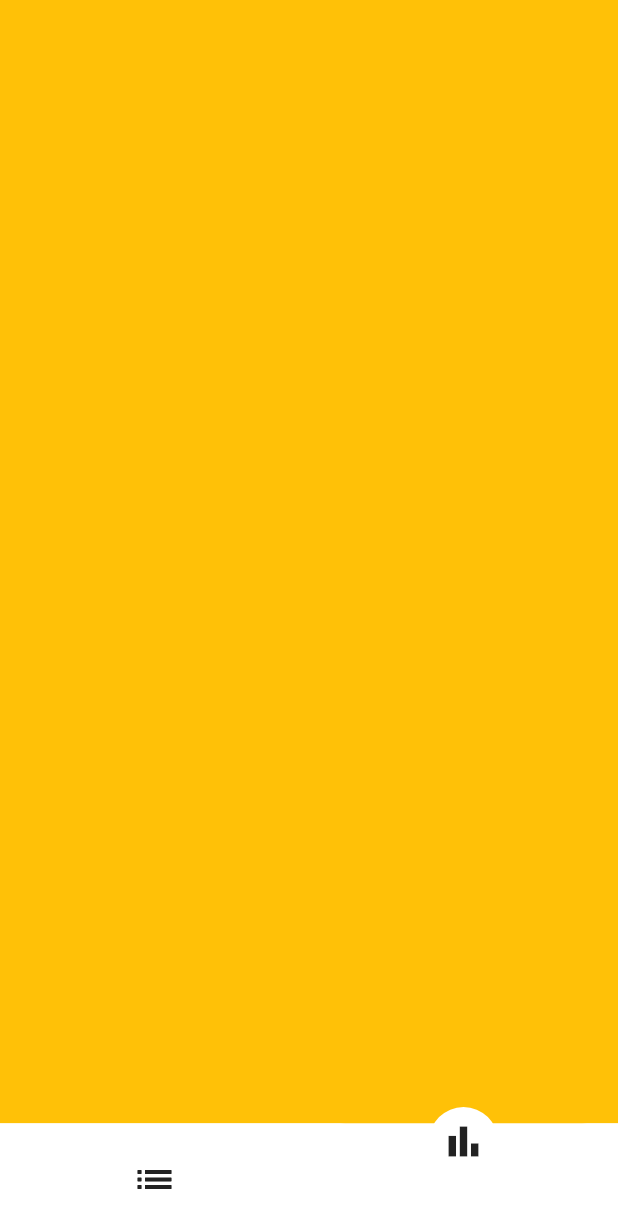
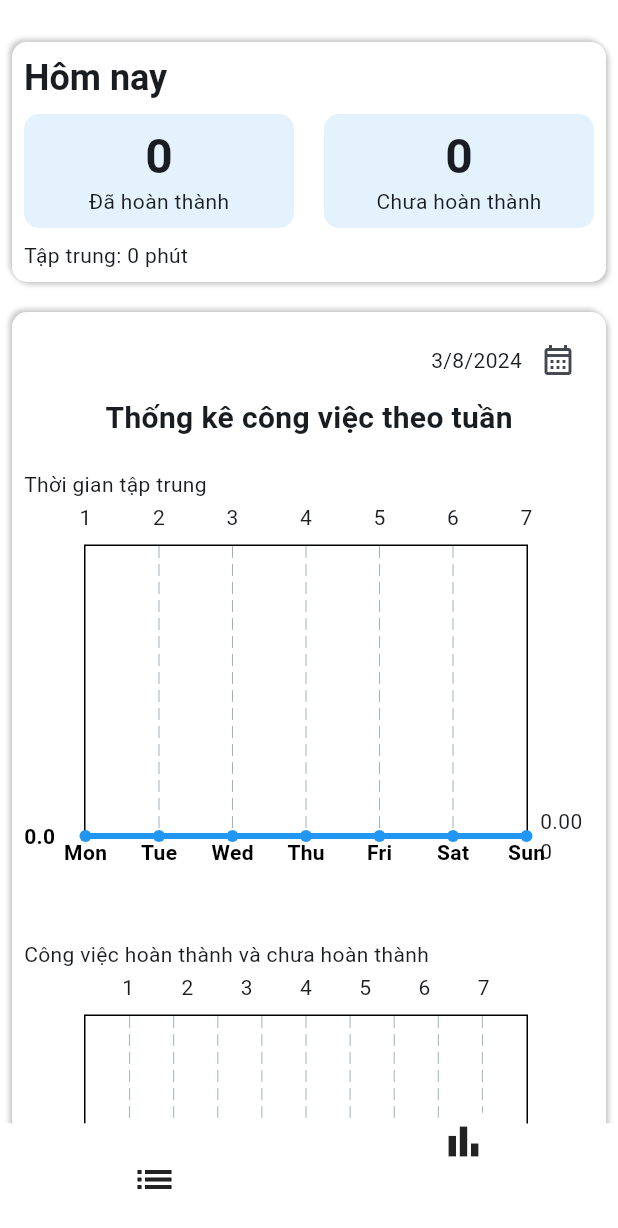
Before and after one commit to hiuhuyn/pomodoro-app, a Flutter app: the screen it shows after launch, swiped to page 2, on a phone screen of 412 x 824 dp. Shown: the top 1228 px of the screen. Run offline on Flutter 3.47's test engine with Material 3 defaults, Android fonts, the phone set to English and light mode, and no system bars; drawn by our look-alikes of curved_navigation_bar, fl_chart; our stand-ins replace equatable, get_it, sqflite; missing offline and left inert: omni_datetime_picker; accounts and stored records are empty.

Commit message:
update statistics

```diff
--- a/lib/core/unit.dart
+++ b/lib/core/unit.dart
@@ -1,6 +1,8 @@
-String formatDate(DateTime? date) {
+String formatDate(DateTime? date, {bool isYear = false}) {
   if (date == null) return '';
-
+  if (isYear) {
+    return '${date.day}/${date.month}/${date.year}';
+  }
   return '${date.day}/${date.month}';
 }
 
--- a/lib/main.dart
+++ b/lib/main.dart
@@ -3,6 +3,7 @@ import 'package:pomodoro_focus/core/route/route_generate.dart';
 import 'package:pomodoro_focus/core/route/route_name.dart';
 import 'package:pomodoro_focus/repositorys/repository_local.dart';
 import 'package:pomodoro_focus/set_up.dart';
+import 'package:pomodoro_focus/views/screens/statistics_screen/statistics_screen_viewmodel.dart';
 import 'package:provider/provider.dart';
 
 import 'views/screens/task_management/task_management_screen_viewmodel.dart';
@@ -23,6 +24,8 @@ class MyApp extends StatelessWidget {
         ChangeNotifierProvider(
             create: (_) =>
                 TaskManagementScreenViewmodel(getIt<TaskRepository>())),
+        ChangeNotifierProvider(
+            create: (_) => StatisticsScreenViewModel(getIt<TaskRepository>())),
       ],
       child: MaterialApp(
         debugShowCheckedModeBanner: false,
--- a/lib/model/task.dart
+++ b/lib/model/task.dart
@@ -18,7 +18,7 @@ class Task extends Equatable {
   String? title;
   String? description;
   List<Todo> subTask = [];
-  bool? isCompleted;
+  bool isCompleted;
 
   // lặp lại
   RepeatType repeatType;
@@ -29,24 +29,23 @@ class Task extends Equatable {
   DateTime? startDate; // ngày bắt đầu
   DateTime? endDate; // ngày hết hạn
 
-  int? focusTime; // Thời gian tập chung
-  int? goalTime;
+  int focusTime; // Thời gian tập chung
+  int goalTime;
   Task({
     this.id,
     this.title,
     this.description,
     List<Todo>? subTask,
-    this.isCompleted,
+    this.isCompleted = false,
     this.repeatType = RepeatType.none,
     this.repeatDaysOfWeek,
     this.repeatDayOfMonth,
     this.startDate,
     this.endDate,
-    this.focusTime,
-    this.goalTime,
+    this.focusTime = 0,
+    this.goalTime = 0,
   }) {
     this.subTask = subTask ?? [];
-    isCompleted ??= false;
   }
 
   @override
@@ -131,8 +130,8 @@ class Task extends Equatable {
       endDate: map['endDate'] != null
           ? DateTime.fromMillisecondsSinceEpoch(map['endDate'] as int)
           : null,
-      focusTime: map['focusTime'],
-      goalTime: map['goalTime'],
+      focusTime: map['focusTime'] ?? 0,
+      goalTime: map['goalTime'] ?? 0,
     );
   }
 
--- a/lib/views/screens/home/home_screen.dart
+++ b/lib/views/screens/home/home_screen.dart
@@ -1,5 +1,6 @@
 import 'package:curved_navigation_bar/curved_navigation_bar.dart';
 import 'package:flutter/material.dart';
+import 'package:pomodoro_focus/views/screens/statistics_screen/statistics_screen.dart';
 import 'package:pomodoro_focus/views/screens/task_management/task_management_screen.dart';
 import 'package:pomodoro_focus/views/screens/task_management/task_management_screen_viewmodel.dart';
 import 'package:provider/provider.dart';
@@ -33,9 +34,7 @@ class _HomeScreenState extends State<HomeScreen> {
           controller: _pageController,
           children: [
             const TaskManagementScreen(),
-            Container(
-              color: Colors.amber,
-            ),
+            StatisticsScreen(),
           ],
         ),
       ),
--- a/lib/views/screens/pomofocus/pomofocus_page_model.dart
+++ b/lib/views/screens/pomofocus/pomofocus_page_model.dart
@@ -97,10 +97,13 @@ class PomofocusPageModel extends ChangeNotifier {
       (timer) {
         if (currentSeconds == 0) {
           if (currentMinutes == 0) {
-            if (!isBreak) {
+            if (!_isBreak) {
               _saveFocusTime(context);
+              _currentPomodoroNumber++;
             }
             stopTimer(reset: true);
+            ScaffoldMessenger.of(context)
+                .showSnackBar(const SnackBar(content: Text("Kết thúc phiên")));
           } else {
             _currentSeconds = maxSeconds;
             _currentMinutes--;
--- /dev/null
+++ b/lib/views/screens/statistics_screen/chart/chart_week_statistics.dart
@@ -0,0 +1,195 @@
+import 'package:fl_chart/fl_chart.dart';
+import 'package:flutter/material.dart';
+
+class TaskStatisticsChart extends StatelessWidget {
+  final Map<int, double> focusTimePerDay;
+  final Map<int, int> completedTasksPerDay;
+  final Map<int, int> pendingTasksPerDay;
+  final String title;
+  int getMaxTasksInADay(
+      Map<int, int> completedTasksPerDay, Map<int, int> pendingTasksPerDay) {
+    int maxTasks = 0;
+
+    for (int day = 1; day <= 7; day++) {
+      int completedTasks = completedTasksPerDay[day] ?? 0;
+      int pendingTasks = pendingTasksPerDay[day] ?? 0;
+      int totalTasks = completedTasks + pendingTasks;
+
+      if (totalTasks > maxTasks) {
+        maxTasks = totalTasks;
+      }
+    }
+
+    return maxTasks;
+  }
+
+  double getMaxFocusTimePerDay(Map<int, double> focusTimePerDay) {
+    double maxFocusTime = 0.0;
+
+    for (var time in focusTimePerDay.values) {
+      if (time > maxFocusTime) {
+        maxFocusTime = time;
+      }
+    }
+
+    return maxFocusTime;
+  }
+
+  const TaskStatisticsChart(
+      {super.key,
+      required this.focusTimePerDay,
+      required this.completedTasksPerDay,
+      required this.pendingTasksPerDay,
+      required this.title});
+
+  @override
+  Widget build(BuildContext context) {
+    return Column(
+      children: [
+        Text(
+          title,
+          style: const TextStyle(fontSize: 20, fontWeight: FontWeight.bold),
+        ),
+        const SizedBox(height: 20),
+        _buildFocusTimeLineChart(),
+        const SizedBox(height: 40),
+        _buildTaskCompletionBarChart(),
+      ],
+    );
+  }
+
+  Widget _buildFocusTimeLineChart() {
+    return Column(
+      crossAxisAlignment: CrossAxisAlignment.start,
+      children: [
+        const Text("Thời gian tập trung"),
+        AspectRatio(
+          aspectRatio: 1.5,
+          child: LineChart(
+            LineChartData(
+              maxY: getMaxFocusTimePerDay(focusTimePerDay),
+              lineBarsData: _buildFocusTimeLineBarData(),
+              titlesData: _buildTitles(),
+              gridData: const FlGridData(show: true),
+              borderData: FlBorderData(show: true),
+              lineTouchData: const LineTouchData(enabled: true),
+            ),
+          ),
+        ),
+      ],
+    );
+  }
+
+  Widget _buildTaskCompletionBarChart() {
+    return Column(
+      crossAxisAlignment: CrossAxisAlignment.start,
+      children: [
+        const Text("Công việc hoàn thành và chưa hoàn thành"),
+        AspectRatio(
+          aspectRatio: 1,
+          child: BarChart(
+            BarChartData(
+              maxY: getMaxTasksInADay(completedTasksPerDay, pendingTasksPerDay)
+                  .toDouble(),
+              barGroups: _buildTaskCompletionBarGroups(),
+              borderData: FlBorderData(show: true),
+              titlesData: _buildTitles(),
+              barTouchData: BarTouchData(enabled: true),
+              gridData: const FlGridData(show: true),
+            ),
+          ),
+        ),
+      ],
+    );
+  }
+
+  List<LineChartBarData> _buildFocusTimeLineBarData() {
+    List<FlSpot> spots = focusTimePerDay.entries
+        .map((entry) => FlSpot(entry.key.toDouble(), entry.value))
+        .toList();
+    return [
+      LineChartBarData(
+        spots: spots,
+        isCurved: false,
+        color: Colors.blue,
+        barWidth: 4,
+        belowBarData:
+            BarAreaData(show: true, color: Colors.blue.withOpacity(0.3)),
+        dotData: const FlDotData(show: true),
+      ),
+    ];
+  }
+
+  List<BarChartGroupData> _buildTaskCompletionBarGroups() {
+    return List.generate(7, (index) {
+      int day = index + 1;
+      return BarChartGroupData(
+        x: day,
+        barRods: [
+          BarChartRodData(
+            toY: (completedTasksPerDay[day]?.toDouble() ?? 0.0),
+            color: Colors.green,
+            width: 10,
+          ),
+          BarChartRodData(
+            toY: (pendingTasksPerDay[day]?.toDouble() ?? 0.0),
+            color: Colors.red,
+            width: 10,
+          ),
+        ],
+      );
+    });
+  }
+
+  FlTitlesData _buildTitles() {
+    return FlTitlesData(
+      show: true,
+      bottomTitles: AxisTitles(
+        sideTitles: SideTitles(
+          showTitles: true,
+          reservedSize: 28,
+          getTitlesWidget: (double value, TitleMeta meta) {
+            const style = TextStyle(
+              color: Colors.black,
+              fontWeight: FontWeight.bold,
+              fontSize: 14,
+            );
+            switch (value.toInt()) {
+              case 1:
+                return const Text('Mon', style: style);
+              case 2:
+                return const Text('Tue', style: style);
+              case 3:
+                return const Text('Wed', style: style);
+              case 4:
+                return const Text('Thu', style: style);
+              case 5:
+                return const Text('Fri', style: style);
+              case 6:
+                return const Text('Sat', style: style);
+              case 7:
+                return const Text('Sun', style: style);
+              default:
+                return Container();
+            }
+          },
+        ),
+      ),
+      leftTitles: AxisTitles(
+        sideTitles: SideTitles(
+          showTitles: true,
+          reservedSize: 40,
+          interval: 10,
+          getTitlesWidget: (double value, TitleMeta meta) {
+            const style = TextStyle(
+              color: Colors.black,
+              fontWeight: FontWeight.bold,
+              fontSize: 14,
+            );
+            return Text(value.toString(), style: style);
+          },
+        ),
+      ),
+    );
+  }
+}
--- /dev/null
+++ b/lib/views/screens/statistics_screen/statistics_screen.dart
@@ -0,0 +1,37 @@
+import 'package:flutter/material.dart';
+import 'package:pomodoro_focus/views/screens/statistics_screen/chart/chart_week_statistics.dart';
+import 'package:pomodoro_focus/views/screens/statistics_screen/statistics_screen_viewmodel.dart';
+import 'package:provider/provider.dart';
+
+class StatisticsScreen extends StatelessWidget {
+  const StatisticsScreen({super.key});
+
+  @override
+  Widget build(BuildContext context) {
+    context
+        .read<StatisticsScreenViewModel>()
+        .fetchData(DateTime.now(), context);
+    return Scaffold(
+      body: SingleChildScrollView(
+        padding: const EdgeInsets.all(8),
+        child: Consumer<StatisticsScreenViewModel>(
+          builder: (context, value, child) {
+            return Column(
+              crossAxisAlignment: CrossAxisAlignment.start,
+              children: [
+                const SizedBox(
+                  height: 20,
+                ),
+                value.chartToday,
+                const SizedBox(
+                  height: 20,
+                ),
+                value.chartWeek,
+              ],
+            );
+          },
+        ),
+      ),
+    );
+  }
+}
--- a/pubspec.yaml
+++ b/pubspec.yaml
@@ -43,6 +43,7 @@ dependencies:
   get_it: ^7.7.0
   curved_navigation_bar: ^1.0.6
   omni_datetime_picker: ^2.0.3
+  fl_chart: ^0.68.0
 
 dev_dependencies:
   flutter_test:
```
Also changed, not shown: lib/views/screens/statistics_screen/statistics_screen_viewmodel.dart (added, +264 -0 lines), lib/views/screens/statistics_screen/chart/chart_month_statistics.dart (added), pubspec.lock.
